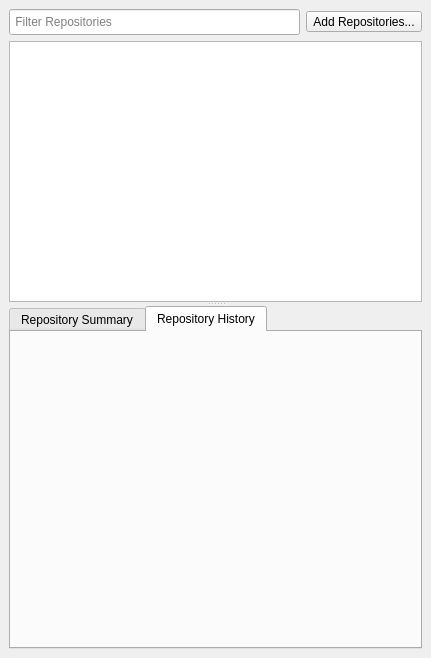
Qt form geogig/ui/navigatordialog.ui (boundlessgeo/qgis-geogiglight-plugin) before a commit.
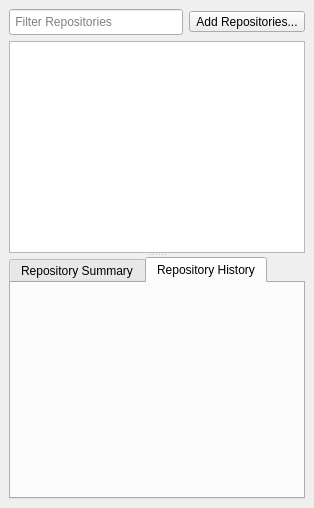
The same form after that commit. The open tabs and pages were chosen to show the change. Icons and pictures are not drawn.

Commit message: make navigator widget resizeable

Diff of the .ui file:
```diff
--- a/geogig/ui/navigatordialog.ui
+++ b/geogig/ui/navigatordialog.ui
@@ -6,8 +6,8 @@
    <rect>
     <x>0</x>
     <y>0</y>
-    <width>431</width>
-    <height>658</height>
+    <width>314</width>
+    <height>508</height>
    </rect>
   </property>
   <property name="floating">
@@ -23,41 +23,15 @@
    <string>GeoGig</string>
   </property>
   <widget class="QWidget" name="dockWidgetContents">
-   <layout class="QVBoxLayout" name="verticalLayout_4">
+   <layout class="QHBoxLayout" name="horizontalLayout">
     <item>
      <widget class="QSplitter" name="splitter">
       <property name="orientation">
        <enum>Qt::Vertical</enum>
       </property>
-      <widget class="QWidget" name="layoutWidget">
-       <layout class="QVBoxLayout" name="verticalLayout_5">
-        <item>
-         <widget class="QWidget" name="leftWidget" native="true">
-          <property name="sizePolicy">
-           <sizepolicy hsizetype="MinimumExpanding" vsizetype="Preferred">
-            <horstretch>0</horstretch>
-            <verstretch>0</verstretch>
-           </sizepolicy>
-          </property>
-          <property name="minimumSize">
-           <size>
-            <width>0</width>
-            <height>0</height>
-           </size>
-          </property>
-          <property name="maximumSize">
-           <size>
-            <width>16777215</width>
-            <height>16777215</height>
-           </size>
-          </property>
-          <layout class="QVBoxLayout" name="verticalLayout_3">
-           <property name="margin">
-            <number>0</number>
-           </property>
-           <item>
-            <layout class="QHBoxLayout" name="horizontalLayout_4">
-             <item>
+      <widget class="QWidget" name="">
+       <layout class="QGridLayout" name="gridLayout">
+        <item row="0" column="0">
               <widget class="QLineEdit" name="filterBox">
                <property name="sizePolicy">
                 <sizepolicy hsizetype="Expanding" vsizetype="Preferred">
@@ -82,7 +56,7 @@
                </property>
               </widget>
              </item>
-             <item>
+        <item row="0" column="1">
               <widget class="QToolButton" name="addRepoButton">
                <property name="maximumSize">
                 <size>
@@ -105,22 +79,8 @@
                </property>
               </widget>
              </item>
-            </layout>
-           </item>
-           <item>
+        <item row="1" column="0" colspan="2">
             <widget class="QTreeWidget" name="repoTree">
-             <property name="minimumSize">
-              <size>
-               <width>0</width>
-               <height>250</height>
-              </size>
-             </property>
-             <property name="maximumSize">
-              <size>
-               <width>16777215</width>
-               <height>16777215</height>
-              </size>
-             </property>
              <property name="contextMenuPolicy">
               <enum>Qt::CustomContextMenu</enum>
              </property>
@@ -156,49 +116,19 @@
            </item>
           </layout>
          </widget>
-        </item>
-       </layout>
-      </widget>
       <widget class="QTabWidget" name="tabWidget">
-       <property name="sizePolicy">
-        <sizepolicy hsizetype="MinimumExpanding" vsizetype="Fixed">
-         <horstretch>0</horstretch>
-         <verstretch>0</verstretch>
-        </sizepolicy>
-       </property>
-       <property name="maximumSize">
-        <size>
-         <width>16777215</width>
-         <height>16777215</height>
-        </size>
-       </property>
-       <property name="baseSize">
-        <size>
-         <width>0</width>
-         <height>100</height>
-        </size>
-       </property>
-       <property name="tabShape">
-        <enum>QTabWidget::Rounded</enum>
-       </property>
        <property name="currentIndex">
-        <number>0</number>
-       </property>
-       <property name="elideMode">
-        <enum>Qt::ElideMiddle</enum>
+        <number>1</number>
        </property>
        <widget class="QWidget" name="tab">
         <attribute name="title">
          <string>Repository Summary</string>
         </attribute>
-        <layout class="QVBoxLayout" name="verticalLayout_6">
-         <property name="spacing">
-          <number>0</number>
-         </property>
+        <layout class="QGridLayout" name="gridLayout_2">
          <property name="margin">
           <number>0</number>
          </property>
-         <item>
+         <item row="0" column="0">
           <widget class="QTextBrowser" name="repoDescription">
            <property name="enabled">
             <bool>true</bool>
@@ -209,18 +139,6 @@
              <verstretch>0</verstretch>
             </sizepolicy>
            </property>
-           <property name="minimumSize">
-            <size>
-             <width>0</width>
-             <height>300</height>
-            </size>
-           </property>
-           <property name="maximumSize">
-            <size>
-             <width>16777215</width>
-             <height>16777215</height>
-            </size>
-           </property>
            <property name="frameShape">
             <enum>QFrame::StyledPanel</enum>
            </property>
@@ -235,48 +153,16 @@
         <attribute name="title">
          <string>Repository History</string>
         </attribute>
-        <layout class="QVBoxLayout" name="verticalLayout_2">
-         <property name="spacing">
-          <number>0</number>
-         </property>
+        <layout class="QGridLayout" name="gridLayout_3">
          <property name="margin">
           <number>0</number>
          </property>
-         <item>
-          <widget class="QWidget" name="versionsContainer" native="true">
-           <layout class="QVBoxLayout" name="verticalLayout">
-            <property name="spacing">
-             <number>0</number>
-            </property>
-            <property name="margin">
-             <number>0</number>
-            </property>
-            <item>
-             <widget class="QWidget" name="versionsWidget" native="true">
-              <property name="sizePolicy">
-               <sizepolicy hsizetype="MinimumExpanding" vsizetype="Expanding">
-                <horstretch>0</horstretch>
-                <verstretch>0</verstretch>
-               </sizepolicy>
-              </property>
-              <property name="minimumSize">
-               <size>
-                <width>0</width>
-                <height>0</height>
-               </size>
-              </property>
-              <property name="maximumSize">
-               <size>
-                <width>16777215</width>
-                <height>16777215</height>
-               </size>
-              </property>
-             </widget>
-            </item>
-           </layout>
-          </widget>
-         </item>
-        </layout>
+         <item row="0" column="0">
+          <widget class="QWidget" name="versionsWidget" native="true"/>
+         </item>
+        </layout>
+        <zorder>repoDescription</zorder>
+        <zorder>versionsWidget</zorder>
        </widget>
       </widget>
      </widget>
```
Lines whose indentation alone changed are shown as unchanged.
